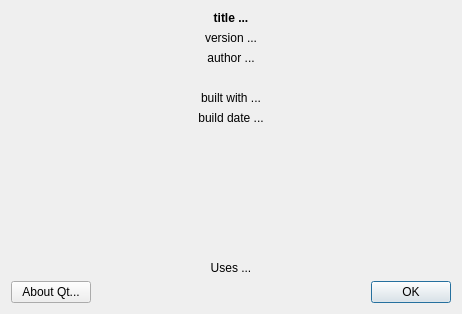
Before: the Qt Designer form ui/about.ui in tweber-ill/frm_mirror-miezetools, drawn with Qt 5.
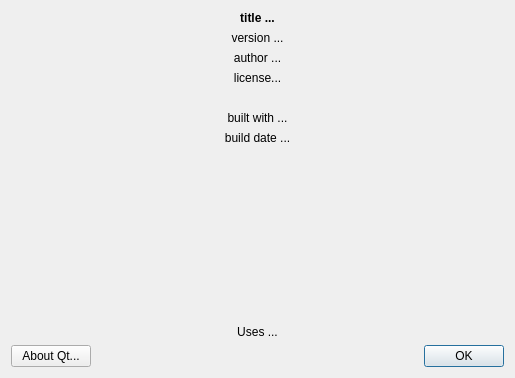
After: the same form once the commit is applied.

Diff of the .ui file:
```diff
--- a/ui/about.ui
+++ b/ui/about.ui
@@ -6,8 +6,8 @@
    <rect>
     <x>0</x>
     <y>0</y>
-    <width>462</width>
-    <height>314</height>
+    <width>515</width>
+    <height>378</height>
    </rect>
   </property>
   <property name="windowTitle">
@@ -33,64 +33,7 @@
      </property>
     </widget>
    </item>
-   <item row="1" column="0" colspan="2">
-    <widget class="QLabel" name="labelVersion">
-     <property name="text">
-      <string>version ...</string>
-     </property>
-     <property name="alignment">
-      <set>Qt::AlignCenter</set>
-     </property>
-    </widget>
-   </item>
-   <item row="2" column="0" colspan="2">
-    <widget class="QLabel" name="labelAuthor">
-     <property name="text">
-      <string>author ...</string>
-     </property>
-     <property name="alignment">
-      <set>Qt::AlignCenter</set>
-     </property>
-    </widget>
-   </item>
-   <item row="4" column="0" colspan="2">
-    <widget class="QLabel" name="labelBuild">
-     <property name="text">
-      <string>built with ...</string>
-     </property>
-     <property name="alignment">
-      <set>Qt::AlignCenter</set>
-     </property>
-    </widget>
-   </item>
-   <item row="5" column="0" colspan="2">
-    <widget class="QLabel" name="labelDate">
-     <property name="text">
-      <string>build date ...</string>
-     </property>
-     <property name="alignment">
-      <set>Qt::AlignCenter</set>
-     </property>
-    </widget>
-   </item>
-   <item row="7" column="0" colspan="2">
-    <widget class="QLabel" name="labelLibs">
-     <property name="text">
-      <string>Uses ...</string>
-     </property>
-     <property name="alignment">
-      <set>Qt::AlignCenter</set>
-     </property>
-    </widget>
-   </item>
-   <item row="8" column="0">
-    <widget class="QPushButton" name="btnAboutQt">
-     <property name="text">
-      <string>About Qt...</string>
-     </property>
-    </widget>
-   </item>
-   <item row="8" column="1">
+   <item row="11" column="1">
     <widget class="QDialogButtonBox" name="buttonBox">
      <property name="orientation">
       <enum>Qt::Horizontal</enum>
@@ -100,7 +43,7 @@
      </property>
     </widget>
    </item>
-   <item row="3" column="0" colspan="2">
+   <item row="5" column="0" colspan="2">
     <spacer name="verticalSpacer">
      <property name="orientation">
       <enum>Qt::Vertical</enum>
@@ -116,7 +59,54 @@
      </property>
     </spacer>
    </item>
+   <item row="11" column="0">
+    <widget class="QPushButton" name="btnAboutQt">
+     <property name="text">
+      <string>About Qt...</string>
+     </property>
+    </widget>
+   </item>
    <item row="6" column="0" colspan="2">
+    <widget class="QLabel" name="labelBuild">
+     <property name="text">
+      <string>built with ...</string>
+     </property>
+     <property name="alignment">
+      <set>Qt::AlignCenter</set>
+     </property>
+    </widget>
+   </item>
+   <item row="9" column="0" colspan="2">
+    <widget class="QLabel" name="labelLibs">
+     <property name="text">
+      <string>Uses ...</string>
+     </property>
+     <property name="alignment">
+      <set>Qt::AlignCenter</set>
+     </property>
+    </widget>
+   </item>
+   <item row="7" column="0" colspan="2">
+    <widget class="QLabel" name="labelDate">
+     <property name="text">
+      <string>build date ...</string>
+     </property>
+     <property name="alignment">
+      <set>Qt::AlignCenter</set>
+     </property>
+    </widget>
+   </item>
+   <item row="1" column="0" colspan="2">
+    <widget class="QLabel" name="labelVersion">
+     <property name="text">
+      <string>version ...</string>
+     </property>
+     <property name="alignment">
+      <set>Qt::AlignCenter</set>
+     </property>
+    </widget>
+   </item>
+   <item row="8" column="0" colspan="2">
     <spacer name="verticalSpacer_2">
      <property name="orientation">
       <enum>Qt::Vertical</enum>
@@ -129,6 +119,26 @@
      </property>
     </spacer>
    </item>
+   <item row="2" column="0" colspan="2">
+    <widget class="QLabel" name="labelAuthor">
+     <property name="text">
+      <string>author ...</string>
+     </property>
+     <property name="alignment">
+      <set>Qt::AlignCenter</set>
+     </property>
+    </widget>
+   </item>
+   <item row="4" column="0" colspan="2">
+    <widget class="QLabel" name="labelLic">
+     <property name="text">
+      <string>license...</string>
+     </property>
+     <property name="alignment">
+      <set>Qt::AlignCenter</set>
+     </property>
+    </widget>
+   </item>
   </layout>
  </widget>
  <resources/>
```
